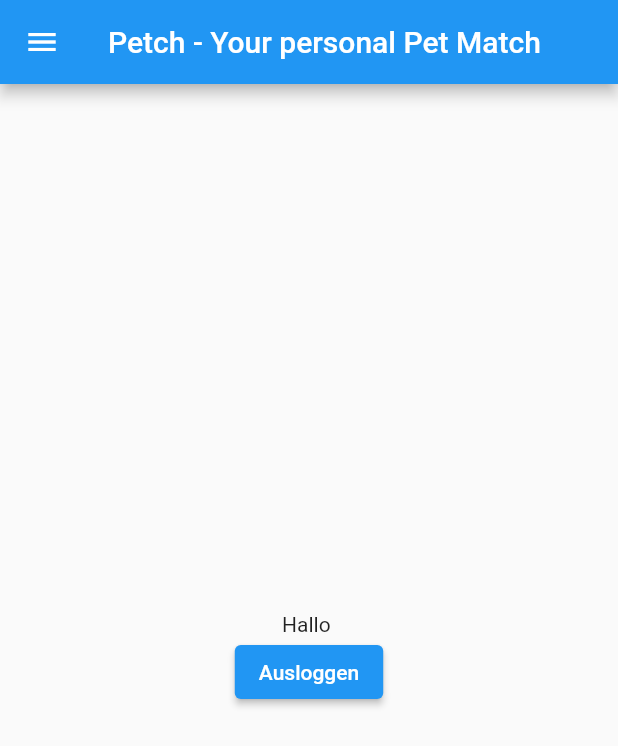
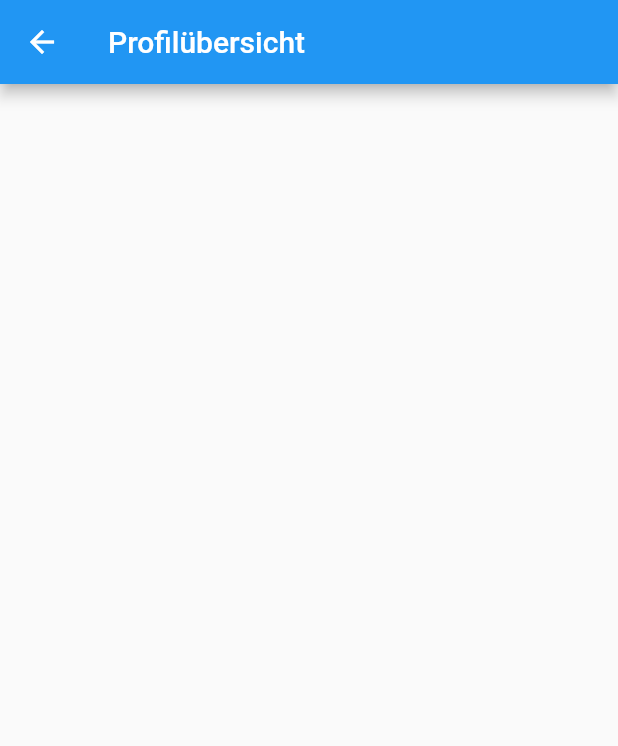
Before and after one commit to TimKossmann/Petch, a Flutter app: the screen it shows once a user with an empty profile is signed in, in the side drawer, after a tap on "Item 1", on a phone screen of 412 x 824 dp. Shown: the top 746 px of the screen. Run offline on Flutter 3.47's test engine with Material 2 defaults, Android fonts, the phone set to English and light mode, and no system bars; our stand-ins replace cloud_firestore, firebase_auth, firebase_core, firebase_storage, image_picker; accounts and stored records are empty; network calls fail.

Commit message:
All Profile List

```diff
--- a/lib/firebase.dart
+++ b/lib/firebase.dart
@@ -18,31 +18,31 @@ class Profile {
   Profile({
     required this.name,
     required this.intrests,
-    required this.profilePicId,
-    required this.sex,
+    required this.gender,
     required this.userId,
   });
   late String name;
   late String userId;
   late String intrests;
   late String profilePicId;
-  late String sex;
+  late String gender;
 
   Profile.fromJson(Map json) {
     this.name = json['name'];
     this.userId = json['userId'];
     this.intrests = json['intrests'];
-    this.profilePicId = json['profilePicId'];
-    this.sex = json["sex"];
+    this.gender = json["gender"];
   }
 }
 
 class ApplicationState extends ChangeNotifier {
   StreamSubscription<QuerySnapshot>? _userProfileSubscription;
-  Profile? _profile;
-  Profile? get profile => _profile;
+  Profile? profile;
   String? _profilePicURL;
   String? get profilePicURL => _profilePicURL;
+  File? image;
+  List<Profile> _allProfiles = [];
+  List<Profile> get allProfiles => _allProfiles;
 
   ApplicationState() {
     init();
@@ -63,7 +63,7 @@ class ApplicationState extends ChangeNotifier {
                 name: document.data()['name'] as String,
                 intrests: document.data()['intrests'] as String,
                 profilePicId: document.data()['profilePicId'] as String,
-                sex: document.data()['sex'] as String,
+                gender: document.data()['gender'] as String,
                 userId: document.data()['userId'] as String,
               ),
             );
@@ -75,7 +75,7 @@ class ApplicationState extends ChangeNotifier {
         notifyListeners();
       } else {
         _loginState = ApplicationLoginState.emailAddress;
-        _profile = null;
+        profile = null;
         _userProfileSubscription?.cancel();
       }
       notifyListeners();
@@ -98,21 +98,36 @@ class ApplicationState extends ChangeNotifier {
     final CollectionReference profileConnection =
         FirebaseFirestore.instance.collection('User');
     //.orderBy('timestamp', descending: true)
-    final Query profile = profileConnection.where("userId",
+
+    profileConnection.get().then((QuerySnapshot snapshot) {
+      snapshot.docs.forEach((doc) {
+        try {
+          _allProfiles.add(Profile(
+              name: doc["name"],
+              intrests: doc["intrests"],
+              gender: doc["gender"],
+              userId: doc["userId"]));
+        } catch (e) {
+          print("NO USERID");
+        }
+      });
+      print(_allProfiles.length);
+    });
+
+    Query profileQuery = profileConnection.where("userId",
         isEqualTo: FirebaseAuth.instance.currentUser!.uid);
-
-    QuerySnapshot snapshot = await profile.get();
+    QuerySnapshot snapshot = await profileQuery.get();
     if (snapshot.docs.length >= 1) {
       var data = snapshot.docs[0];
-      _profile = Profile(
+      profile = Profile(
           name: data.get("name"),
           intrests: data.get("intrests"),
-          profilePicId: data.get("profilePicId"),
-          sex: data.get("sex"),
+          gender: data.get("gender"),
           userId: data.get("userId"));
       _profilePicURL = await downloadProfilePicURL();
     } else {
       _loginState = ApplicationLoginState.createProfile;
+      profile = Profile(name: "", intrests: "", gender: "Männlich", userId: "");
     }
     notifyListeners();
   }
@@ -170,18 +185,26 @@ class ApplicationState extends ChangeNotifier {
     }
   }
 
-  Future<DocumentReference> addUser() {
+  Future<void> addUser() async {
     if (_loginState != ApplicationLoginState.createProfile) {
       throw Exception('Must be logged in');
     }
+    if (profile == null) {
+      return;
+    }
+
     _loginState = ApplicationLoginState.loggedIn;
-    return FirebaseFirestore.instance.collection('User').add(<String, dynamic>{
-      'name': "Bella",
-      'intrests': "Spazieren",
-      'sex': "Weiblich",
-      'profilePicId': "tester12345",
+    if (image != null) {
+      await uploadImageToFirebase(image!);
+    }
+
+    FirebaseFirestore.instance.collection('User').add(<String, dynamic>{
+      'name': profile!.name,
+      'intrests': profile!.intrests,
+      'gender': profile!.gender,
       'userId': FirebaseAuth.instance.currentUser!.uid,
     });
+    loadProfile();
   }
 
   Future uploadImageToFirebase(File _imageFile) async {
@@ -200,7 +223,7 @@ class ApplicationState extends ChangeNotifier {
     String fileName = FirebaseAuth.instance.currentUser!.uid;
     String downloadURL = "";
     try {
-      String downloadURL = await firebase_storage.FirebaseStorage.instance
+      downloadURL = await firebase_storage.FirebaseStorage.instance
           .ref('profilePics/$fileName.png')
           .getDownloadURL();
     } catch (e) {
--- a/lib/main.dart
+++ b/lib/main.dart
@@ -4,6 +4,7 @@ import 'package:flutter/material.dart';
 import 'package:image_picker/image_picker.dart';
 import 'package:petch/firebase.dart';
 import 'package:petch/page/profile_page_editable.dart';
+import 'package:petch/profile_overview.dart';
 import 'package:petch/src/authentication.dart';
 import 'package:petch/widget/profile_widget.dart';
 import 'package:provider/provider.dart';
@@ -61,7 +62,8 @@ class MyHomePage extends StatelessWidget {
             )
           : provider.loginState == ApplicationLoginState.createProfile
               ? ProfilePageEditable()
-              : Center(
+              : ProfilePage(),
+      /*Center(
                   // Center is a layout widget. It takes a single child and positions it
                   // in the middle of the parent.
                   child: Column(
@@ -95,7 +97,7 @@ class MyHomePage extends StatelessWidget {
                       ),
                     ],
                   ),
-                ),
+                ),*/
       drawer: Drawer(
         // Add a ListView to the drawer. This ensures the user can scroll
         // through the options in the drawer if there isn't enough vertical
@@ -116,18 +118,20 @@ class MyHomePage extends StatelessWidget {
                 // Update the state of the app
                 // ...
                 // Then close the drawer
-                Navigator.pop(context);
+                Navigator.push(
+                  context,
+                  MaterialPageRoute(builder: (context) => ProfileList()),
+                );
               },
             ),
-            ListTile(
-              title: const Text('Item 2'),
-              onTap: () {
-                // Update the state of the app
-                // ...
-                // Then close the drawer
-                Navigator.pop(context);
-              },
-            ),
+            provider.loginState == ApplicationLoginState.loggedIn
+                ? ListTile(
+                    title: const Text('Ausloggen'),
+                    onTap: () {
+                      provider.signOut();
+                    },
+                  )
+                : SizedBox(),
           ],
         ),
       ),
--- a/lib/page/profile_page.dart
+++ b/lib/page/profile_page.dart
@@ -1,5 +1,6 @@
 import 'package:flutter/cupertino.dart';
 import 'package:flutter/material.dart';
+import 'package:petch/firebase.dart';
 import 'package:petch/model/user.dart';
 import 'package:petch/utils/user_preferences.dart';
 import 'package:petch/widget/appbar_widget.dart';
@@ -7,6 +8,7 @@ import 'package:petch/widget/button_widget.dart';
 import 'package:petch/widget/numbers_widget.dart';
 import 'package:petch/widget/profile_widget.dart';
 import 'package:petch/page/profile_page_editable.dart';
+import 'package:provider/provider.dart';
 
 class ProfilePage extends StatefulWidget {
   @override
@@ -16,15 +18,14 @@ class ProfilePage extends StatefulWidget {
 class _ProfilePageState extends State<ProfilePage> {
   @override
   Widget build(BuildContext context) {
-    final user = UserPreferences.myUser;
-
+    final provider = Provider.of<ApplicationState>(context);
     return Scaffold(
       appBar: buildAppBar(context),
       body: ListView(
         physics: BouncingScrollPhysics(),
         children: [
           ProfileWidget(
-            imagePath: user.imagePath,
+            imagePath: provider.profilePicURL!,
             onClicked: () {
               Navigator.push(
                 context,
@@ -33,17 +34,17 @@ class _ProfilePageState extends State<ProfilePage> {
             },
           ),
           const SizedBox(height: 24),
-          buildName(user),
+          buildName(provider.profile!),
           const SizedBox(height: 48),
-          buildInterest(user),
+          buildInterest(provider.profile!),
           const SizedBox(height: 24),
-          buildGender(user)
+          buildGender(provider.profile!)
         ],
       ),
     );
   }
 
-  Widget buildName(User user) => Column(
+  Widget buildName(Profile user) => Column(
         children: [
           Text(
             user.name,
@@ -51,42 +52,37 @@ class _ProfilePageState extends State<ProfilePage> {
           ),
           const SizedBox(height: 4),
           Text(
-            user.email,
+            user.gender,
             style: TextStyle(color: Colors.grey),
           )
         ],
       );
 
-  Widget buildUpgradeButton() => ButtonWidget(
-        text: 'Upgrade To PRO',
-        onClicked: () {},
-      );
-
-  Widget buildInterest(User user) => Container(
+  Widget buildInterest(Profile user) => Container(
         padding: EdgeInsets.symmetric(horizontal: 48),
         child: Column(
           crossAxisAlignment: CrossAxisAlignment.start,
           children: [
-            Text(
-              'Interests',
+            const Text(
+              'Interessen',
               style: TextStyle(fontSize: 24, fontWeight: FontWeight.bold),
             ),
             const SizedBox(height: 16),
             Text(
-              user.about,
+              user.intrests,
               style: TextStyle(fontSize: 16, height: 1.4),
             ),
           ],
         ),
       );
 
-  Widget buildGender(User user) => Container(
+  Widget buildGender(Profile user) => Container(
         padding: EdgeInsets.symmetric(horizontal: 48),
         child: Column(
           crossAxisAlignment: CrossAxisAlignment.start,
           children: [
             Text(
-              'Gender',
+              'Geschlecht',
               style: TextStyle(fontSize: 24, fontWeight: FontWeight.bold),
             ),
             const SizedBox(height: 16),
--- /dev/null
+++ b/lib/profile_overview.dart
@@ -0,0 +1,112 @@
+import 'package:flutter/material.dart';
+import 'package:petch/firebase.dart';
+import 'package:petch/widget/profile_widget.dart';
+import 'package:provider/provider.dart';
+
+class ProfileList extends StatefulWidget {
+  ProfileList({Key? key}) : super(key: key);
+
+  @override
+  State<ProfileList> createState() => _ProfileListState();
+}
+
+class _ProfileListState extends State<ProfileList> {
+  @override
+  Widget build(BuildContext context) {
+    final provider = Provider.of<ApplicationState>(context);
+
+    return Scaffold(
+      appBar: AppBar(
+        title: const Text("Profilübersicht"),
+      ),
+      body: ListView(
+        children: [
+          for (var profile in provider.allProfiles)
+            Container(
+              margin: const EdgeInsets.only(left: 30, right: 30),
+              height: 125,
+              child: Column(
+                mainAxisAlignment: MainAxisAlignment.center,
+                crossAxisAlignment: CrossAxisAlignment.start,
+                children: [
+                  Container(
+                    height: 100,
+                    child: Row(
+                      children: [
+                        ClipOval(
+                          child: Material(
+                            color: Colors.transparent,
+                            child: Ink.image(
+                              image: NetworkImage(provider.profilePicURL!),
+                              fit: BoxFit.cover,
+                              width: 75,
+                              height: 75,
+                            ),
+                          ),
+                        ),
+                        SizedBox(
+                          width: 20,
+                        ),
+                        Column(
+                          mainAxisAlignment: MainAxisAlignment.start,
+                          crossAxisAlignment: CrossAxisAlignment.start,
+                          children: [
+                            Expanded(
+                              child: Align(
+                                alignment: Alignment.bottomLeft,
+                                child: Text(
+                                  profile.name,
+                                  style: TextStyle(fontWeight: FontWeight.bold),
+                                ),
+                              ),
+                            ),
+                            Expanded(
+                              child: Align(
+                                alignment: Alignment.topLeft,
+                                child: Text(
+                                  profile.gender,
+                                  style: TextStyle(color: Colors.grey),
+                                ),
+                              ),
+                            )
+                          ],
+                        ),
+                        SizedBox(
+                          width: 20,
+                        ),
+                        Spacer(),
+                        Column(
+                          mainAxisAlignment: MainAxisAlignment.end,
+                          crossAxisAlignment: CrossAxisAlignment.end,
+                          children: [
+                            const Expanded(
+                              child: Align(
+                                alignment: Alignment.bottomLeft,
+                                child: Text(
+                                  "Interessiert an:",
+                                  style: TextStyle(fontWeight: FontWeight.bold),
+                                ),
+                              ),
+                            ),
+                            Expanded(
+                              child: Align(
+                                alignment: Alignment.topLeft,
+                                child: Text(
+                                  profile.intrests,
+                                  style: TextStyle(color: Colors.grey),
+                                ),
+                              ),
+                            )
+                          ],
+                        ),
+                      ],
+                    ),
+                  ),
+                ],
+              ),
+            )
+        ],
+      ),
+    );
+  }
+}
```
Also changed, not shown: lib/page/profile_page_editable.dart (+21 -23 lines), lib/widget/profile_editable_widget.dart (+34 -22 lines), 1 other file.
